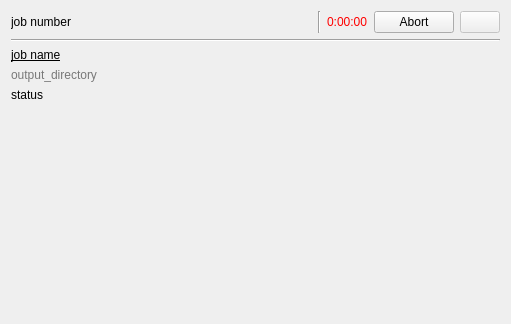
Above: ui/worker_widget.ui from EBSP-Indexer/EBSP-Indexer before the change. Below: the same form after it.
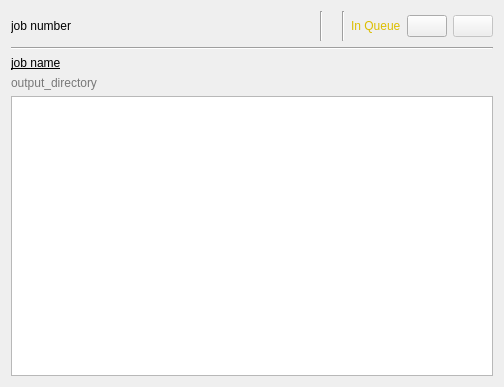
That is the form after the change. Icons and pictures are not drawn.

Commit message: Added more icons from linea, queue system for jobs

Patch:
```diff
--- a/ui/worker_widget.ui
+++ b/ui/worker_widget.ui
@@ -6,18 +6,33 @@
    <rect>
     <x>0</x>
     <y>0</y>
-    <width>511</width>
-    <height>324</height>
+    <width>504</width>
+    <height>387</height>
    </rect>
   </property>
+  <property name="sizePolicy">
+   <sizepolicy hsizetype="Preferred" vsizetype="Preferred">
+    <horstretch>0</horstretch>
+    <verstretch>0</verstretch>
+   </sizepolicy>
+  </property>
   <property name="windowTitle">
    <string>Form</string>
   </property>
   <layout class="QVBoxLayout" name="verticalLayout" stretch="0,0,0,0,1">
    <item>
     <layout class="QHBoxLayout" name="horizontalLayout">
+     <property name="sizeConstraint">
+      <enum>QLayout::SetDefaultConstraint</enum>
+     </property>
      <item>
       <widget class="QLabel" name="labelJobNumber">
+       <property name="sizePolicy">
+        <sizepolicy hsizetype="Maximum" vsizetype="Maximum">
+         <horstretch>0</horstretch>
+         <verstretch>0</verstretch>
+        </sizepolicy>
+       </property>
        <property name="text">
         <string>job number</string>
        </property>
@@ -39,8 +54,58 @@
        </property>
       </spacer>
      </item>
+     <item>
+      <widget class="Line" name="line_3">
+       <property name="sizePolicy">
+        <sizepolicy hsizetype="Fixed" vsizetype="Maximum">
+         <horstretch>0</horstretch>
+         <verstretch>0</verstretch>
+        </sizepolicy>
+       </property>
+       <property name="minimumSize">
+        <size>
+         <width>0</width>
+         <height>30</height>
+        </size>
+       </property>
+       <property name="orientation">
+        <enum>Qt::Vertical</enum>
+       </property>
+      </widget>
+     </item>
+     <item>
+      <widget class="QLabel" name="labelStatusIcon">
+       <property name="sizePolicy">
+        <sizepolicy hsizetype="Maximum" vsizetype="Maximum">
+         <horstretch>0</horstretch>
+         <verstretch>0</verstretch>
+        </sizepolicy>
+       </property>
+       <property name="text">
+        <string/>
+       </property>
+       <property name="pixmap">
+        <pixmap resource="../resources.qrc">:/linea_basic/resources/linea_basic_icons/basic_clock.svg</pixmap>
+       </property>
+       <property name="alignment">
+        <set>Qt::AlignCenter</set>
+       </property>
+      </widget>
+     </item>
      <item>
       <widget class="Line" name="line_2">
+       <property name="sizePolicy">
+        <sizepolicy hsizetype="Fixed" vsizetype="Maximum">
+         <horstretch>0</horstretch>
+         <verstretch>0</verstretch>
+        </sizepolicy>
+       </property>
+       <property name="minimumSize">
+        <size>
+         <width>0</width>
+         <height>30</height>
+        </size>
+       </property>
        <property name="orientation">
         <enum>Qt::Vertical</enum>
        </property>
@@ -48,11 +113,18 @@
      </item>
      <item>
       <widget class="QLabel" name="labelTime">
+       <property name="sizePolicy">
+        <sizepolicy hsizetype="Preferred" vsizetype="Maximum">
+         <horstretch>0</horstretch>
+         <verstretch>0</verstretch>
+        </sizepolicy>
+       </property>
        <property name="styleSheet">
-        <string notr="true">color: rgb(255, 0, 0);</string>
+        <string notr="true">color: rgb(220, 190, 0);
+font: 75 9pt &quot;MS Shell Dlg 2&quot;;</string>
        </property>
        <property name="text">
-        <string>0:00:00</string>
+        <string>In Queue</string>
        </property>
       </widget>
      </item>
@@ -62,7 +134,17 @@
         <string>Abort the worker</string>
        </property>
        <property name="text">
-        <string>Abort</string>
+        <string/>
+       </property>
+       <property name="icon">
+        <iconset resource="../resources.qrc">
+         <normaloff>:/linea_arrows/resources/linea_arrows_icons/arrows_remove.svg</normaloff>:/linea_arrows/resources/linea_arrows_icons/arrows_remove.svg</iconset>
+       </property>
+       <property name="iconSize">
+        <size>
+         <width>20</width>
+         <height>20</height>
+        </size>
        </property>
       </widget>
      </item>
@@ -71,6 +153,12 @@
        <property name="enabled">
         <bool>false</bool>
        </property>
+       <property name="sizePolicy">
+        <sizepolicy hsizetype="Minimum" vsizetype="Maximum">
+         <horstretch>0</horstretch>
+         <verstretch>0</verstretch>
+        </sizepolicy>
+       </property>
        <property name="toolTip">
         <string>Remove from list</string>
        </property>
@@ -78,8 +166,14 @@
         <string/>
        </property>
        <property name="icon">
-        <iconset>
-         <normaloff>:/linea icons/resources/linea basic icons/basic_trashcan.svg</normaloff>:/linea icons/resources/linea basic icons/basic_trashcan.svg</iconset>
+        <iconset resource="../resources.qrc">
+         <normaloff>:/linea_basic/resources/linea_basic_icons/basic_trashcan.svg</normaloff>:/linea_basic/resources/linea_basic_icons/basic_trashcan.svg</iconset>
+       </property>
+       <property name="iconSize">
+        <size>
+         <width>20</width>
+         <height>20</height>
+        </size>
        </property>
       </widget>
      </item>
@@ -87,6 +181,12 @@
    </item>
    <item>
     <widget class="Line" name="line">
+     <property name="sizePolicy">
+      <sizepolicy hsizetype="Preferred" vsizetype="Preferred">
+       <horstretch>0</horstretch>
+       <verstretch>0</verstretch>
+      </sizepolicy>
+     </property>
      <property name="orientation">
       <enum>Qt::Horizontal</enum>
      </property>
@@ -94,6 +194,12 @@
    </item>
    <item>
     <widget class="QLabel" name="labelJobName">
+     <property name="sizePolicy">
+      <sizepolicy hsizetype="Preferred" vsizetype="Maximum">
+       <horstretch>0</horstretch>
+       <verstretch>0</verstretch>
+      </sizepolicy>
+     </property>
      <property name="styleSheet">
       <string notr="true">font: 75 12pt &quot;MS Shell Dlg 2&quot;;
 text-decoration: underline;</string>
@@ -105,6 +211,12 @@
    </item>
    <item>
     <widget class="QLabel" name="labelOutput">
+     <property name="sizePolicy">
+      <sizepolicy hsizetype="Preferred" vsizetype="Maximum">
+       <horstretch>0</horstretch>
+       <verstretch>0</verstretch>
+      </sizepolicy>
+     </property>
      <property name="styleSheet">
       <string notr="true">font: italic 8pt &quot;MS Sans Serif&quot;;
 color: rgb(120, 120, 120);</string>
@@ -115,12 +227,29 @@
     </widget>
    </item>
    <item>
-    <widget class="QLabel" name="labelStatus">
-     <property name="text">
-      <string>status</string>
+    <widget class="QTextBrowser" name="textBrowserStatus">
+     <property name="sizePolicy">
+      <sizepolicy hsizetype="MinimumExpanding" vsizetype="Expanding">
+       <horstretch>0</horstretch>
+       <verstretch>0</verstretch>
+      </sizepolicy>
      </property>
-     <property name="alignment">
-      <set>Qt::AlignLeading|Qt::AlignLeft|Qt::AlignTop</set>
+     <property name="maximumSize">
+      <size>
+       <width>16777215</width>
+       <height>16777215</height>
+      </size>
+     </property>
+     <property name="styleSheet">
+      <string notr="true">font: 8pt &quot;Cascadia Code&quot;;
+color: rgb(0, 0, 255);</string>
+     </property>
+     <property name="html">
+      <string>&lt;!DOCTYPE HTML PUBLIC &quot;-//W3C//DTD HTML 4.0//EN&quot; &quot;http://www.w3.org/TR/REC-html40/strict.dtd&quot;&gt;
+&lt;html&gt;&lt;head&gt;&lt;meta name=&quot;qrichtext&quot; content=&quot;1&quot; /&gt;&lt;style type=&quot;text/css&quot;&gt;
+p, li { white-space: pre-wrap; }
+&lt;/style&gt;&lt;/head&gt;&lt;body style=&quot; font-family:'Cascadia Code'; font-size:8pt; font-weight:400; font-style:normal;&quot;&gt;
+&lt;p style=&quot;-qt-paragraph-type:empty; margin-top:0px; margin-bottom:0px; margin-left:0px; margin-right:0px; -qt-block-indent:0; text-indent:0px;&quot;&gt;&lt;br /&gt;&lt;/p&gt;&lt;/body&gt;&lt;/html&gt;</string>
      </property>
     </widget>
    </item>
```
Left out of the diff: 91 changed lines with no effect on the pictures. The commit also changes 246 other files.
